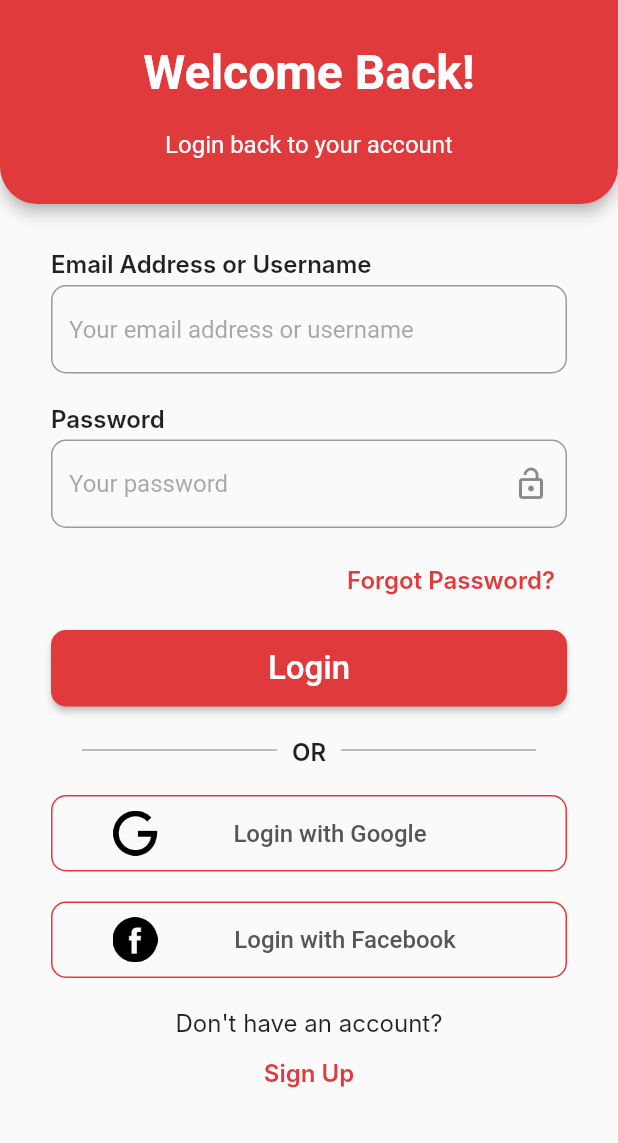
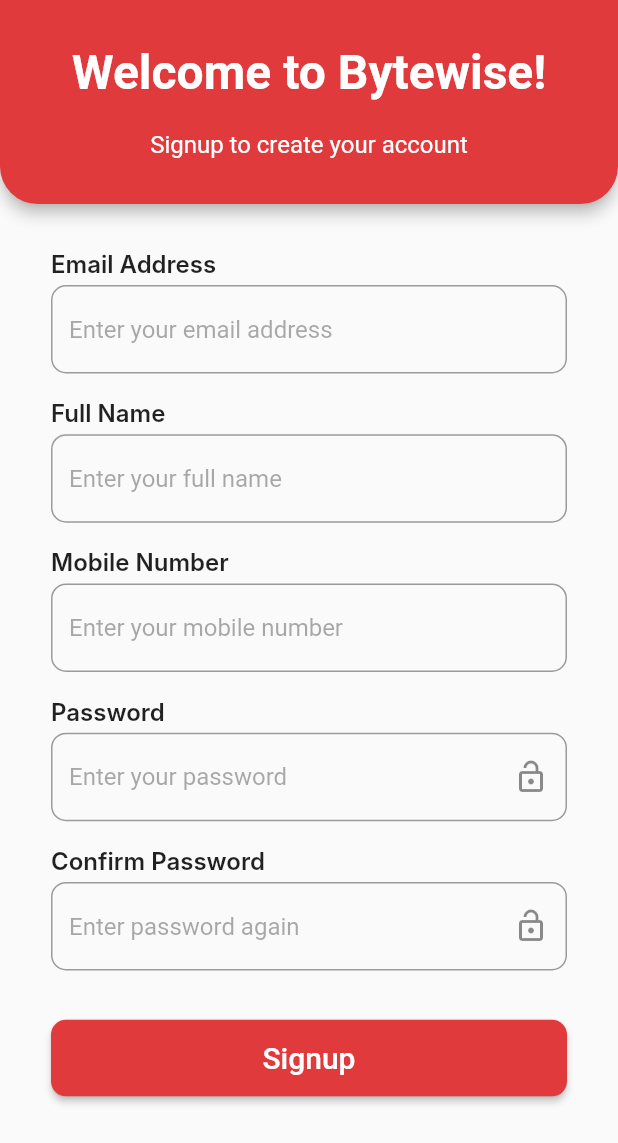
Before and after one commit to hammadalive7/FellowshipApp, a Flutter app: the screen it shows after launch, after a tap on "Skip", after a tap on "Sign Up", on a phone screen of 412 x 824 dp. Shown: the top 1143 px of the screen. Run offline on Flutter 3.47's test engine with Material 2 defaults, Android fonts, the light colour scheme and no system bars; our stand-ins replace flutter_native_splash, get; Roboto replaces fonts that are missing (Helvetica Now Display, Inter).

Commit message:
Signup, forget password, reset password,confirm account pages done

```diff
--- a/lib/Theme/colors.dart
+++ b/lib/Theme/colors.dart
@@ -24,3 +24,5 @@
   600: Color(0xFF3E3E3E),
 });
 const int _accentColor = 0xFF444444;
+
+const textColor = Color(0xFF444444);
--- a/lib/View/Signup/signup_page.dart
+++ /dev/null
@@ -1,17 +0,0 @@
-import 'package:flutter/material.dart';
-
-class SignUpPage extends StatelessWidget {
-  const SignUpPage({Key? key}) : super(key: key);
-
-  @override
-  Widget build(BuildContext context) {
-    return Scaffold(
-      appBar: AppBar(
-        title: const Text("Sign Up"),
-      ),
-      body: const Center(
-        child: Text("Sign Up Page"),
-      ),
-    );
-  }
-}
--- a/lib/View/login/login_page.dart
+++ b/lib/View/login/login_page.dart
@@ -1,8 +1,12 @@
+import 'package:fellowship_app/View/signup_page.dart';
 import 'package:fellowship_app/components/app_bar.dart';
 import 'package:fellowship_app/components/button.dart';
 import 'package:fellowship_app/components/size_config.dart';
 import 'package:fellowship_app/components/textform_field.dart';
 import 'package:flutter/material.dart';
+import 'package:get/get.dart';
+
+import '../Forget Password/forget_password_page.dart';
 
 class LoginPage extends StatelessWidget {
   const LoginPage({Key? key}) : super(key: key);
@@ -53,6 +57,7 @@
                   Center(
                     child: TextButton(
                       onPressed: () {
+                        Get.to(() => const ForgetPassword());
                         debugPrint("Forgot Password Pressed");
                       },
                       child: const Text(
@@ -128,6 +133,7 @@
                     TextButton(
                       onPressed: () {
                         debugPrint("Sign Up Pressed");
+                        Get.to(() => const SignupScreen());
                       },
                       child: const Text(
                         "Sign Up",
--- /dev/null
+++ b/lib/View/signup_page.dart
@@ -0,0 +1,106 @@
+import 'package:flutter/material.dart';
+import 'package:get/get.dart';
+
+import '../components/app_bar.dart';
+import '../components/button.dart';
+import '../components/textform_field.dart';
+import 'confirm_account_page.dart';
+
+class SignupScreen extends StatelessWidget {
+  const SignupScreen({Key? key}) : super(key: key);
+
+  @override
+  Widget build(BuildContext context) {
+    return Scaffold(
+      appBar: customAppBar("Welcome to Bytewise!", "Signup to create your account"),
+
+      body: SingleChildScrollView(
+        child: Padding(
+          padding: const EdgeInsets.symmetric(horizontal: 34.0),
+          child: Column(
+            // mainAxisAlignment: MainAxisAlignment.center,
+            crossAxisAlignment: CrossAxisAlignment.start,
+            children: [
+              const SizedBox(height: 30),
+              const Text(
+                "Email Address" ,
+                style: TextStyle(
+                  fontSize: 16,
+                  fontFamily: 'Inter',
+                  fontWeight: FontWeight.w600,
+                  fontStyle: FontStyle.normal,
+
+                ),
+              ),
+              const SizedBox(height: 5),
+              CustomTextFormField("Enter your email address", false),
+              SizedBox(height: Get.height * 0.02),
+              const Text(
+                "Full Name",
+                style: TextStyle(
+                  fontSize: 16,
+                  fontFamily: 'Inter',
+                  fontWeight: FontWeight.w600,
+                  fontStyle: FontStyle.normal,
+
+                ),
+              ),
+              const SizedBox(height: 5),
+              CustomTextFormField("Enter your full name",false),
+               SizedBox(height: Get.height * 0.02),
+              const Text(
+                "Mobile Number" ,
+                style: TextStyle(
+                  fontSize: 16,
+                  fontFamily: 'Inter',
+                  fontWeight: FontWeight.w600,
+                  fontStyle: FontStyle.normal,
+
+                ),
+              ),
+              const SizedBox(height: 5),
+              CustomTextFormField("Enter your mobile number", false),
+              SizedBox(height: Get.height * 0.02),
+              const Text(
+                "Password" ,
+                style: TextStyle(
+                  fontSize: 16,
+                  fontFamily: 'Inter',
+                  fontWeight: FontWeight.w600,
+                  fontStyle: FontStyle.normal,
+
+                ),
+              ),
+              const SizedBox(height: 5),
+              CustomTextFormField("Enter your password", true),
+              SizedBox(height: Get.height * 0.02),
+              const Text(
+                "Confirm Password" ,
+                style: TextStyle(
+                  fontSize: 16,
+                  fontFamily: 'Inter',
+                  fontWeight: FontWeight.w600,
+                  fontStyle: FontStyle.normal,
+
+                ),
+              ),
+              const SizedBox(height: 5),
+              CustomTextFormField("Enter password again", true),
+              SizedBox(height: Get.height * 0.04),
+
+
+
+              button("Signup", () {
+                debugPrint("Signup Pressed");
+                Get.to(() => const ConfirmAccount());
+              }),
+
+              const SizedBox(height: 20),
+
+            ],
+          ),
+        ),
+      ),
+    );
+  }
+}
--- a/lib/components/button.dart
+++ b/lib/components/button.dart
@@ -11,7 +11,7 @@
           borderRadius: BorderRadius.circular(10),
         ),
       ),
-      child: Text(buttonText, style: const TextStyle(fontSize: 22)),
+      child: Text(buttonText, style: const TextStyle(fontSize: 20)),
     ),
   );
 }
--- a/lib/main.dart
+++ b/lib/main.dart
@@ -1,4 +1,5 @@
 import 'package:flutter/material.dart';
+import 'package:get/get_navigation/get_navigation.dart';
 import './theme/theme_data.dart';
 import 'View/onboard/onboarding_page.dart';
 import 'package:flutter_native_splash/flutter_native_splash.dart';
@@ -9,7 +10,7 @@
   runApp(const MyApp());
 }
 Future initialization(BuildContext? context) async {
-  await Future.delayed(const Duration(seconds: 2));
+  await Future.delayed(const Duration(seconds: 1));
 }
 class MyApp extends StatelessWidget {
   const MyApp({super.key});
@@ -17,7 +18,7 @@
   // This widget is the root of your application.
   @override
   Widget build(BuildContext context) {
-    return MaterialApp(
+    return GetMaterialApp(
       debugShowCheckedModeBanner: false,
       title: 'Fellowship App',
       theme:defaultTheme,
--- a/pubspec.yaml
+++ b/pubspec.yaml
@@ -75,6 +75,10 @@
   assets:
 #    - images/a_dot_burr.jpeg
     - assets/images/
+    - assets/images/ForgotPassword.png
+    - assets/images/ResetPassword.png
+    - assets/images/ConfirmAccount.png
+
 
   # An image asset can refer to one or more resolution-specific "variants", see
   # https://flutter.dev/assets-and-images/#resolution-aware
```
Also changed, not shown: lib/View/Forget Password/forget_password_page.dart (added, +71 -0 lines), lib/View/Forget Password/reset_password_page.dart (added, +73 -0 lines), lib/View/confirm_account_page.dart (added, +53 -0 lines), lib/components/heading_text.dart (added, +9 -0 lines), lib/components/transparent_appBar.dart (added, +20 -0 lines), assets/images/ConfirmAccount.png (added), assets/images/ForgotPassword.png (added), assets/images/ResetPassword.png (added).
